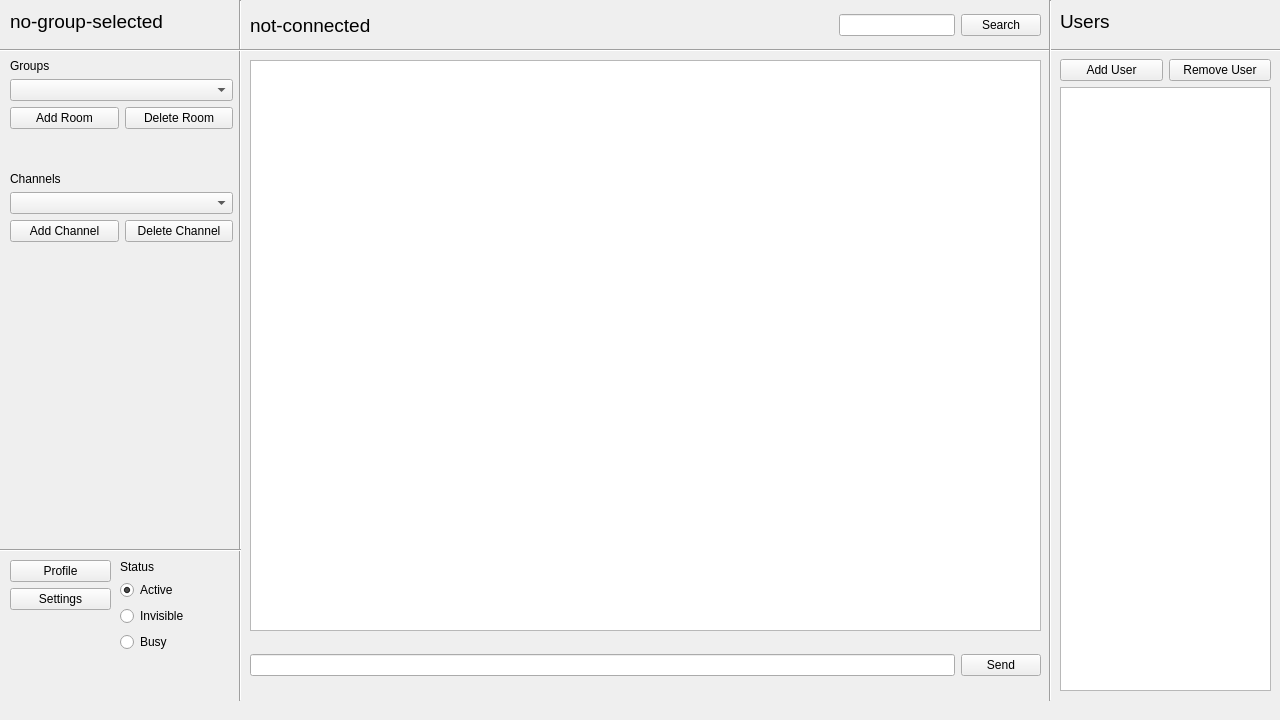
Hannah-Ashna/Messaging-Application, file Project Implementation/Messaging App Codebase/forms/mainwindow.ui: the form before one commit.
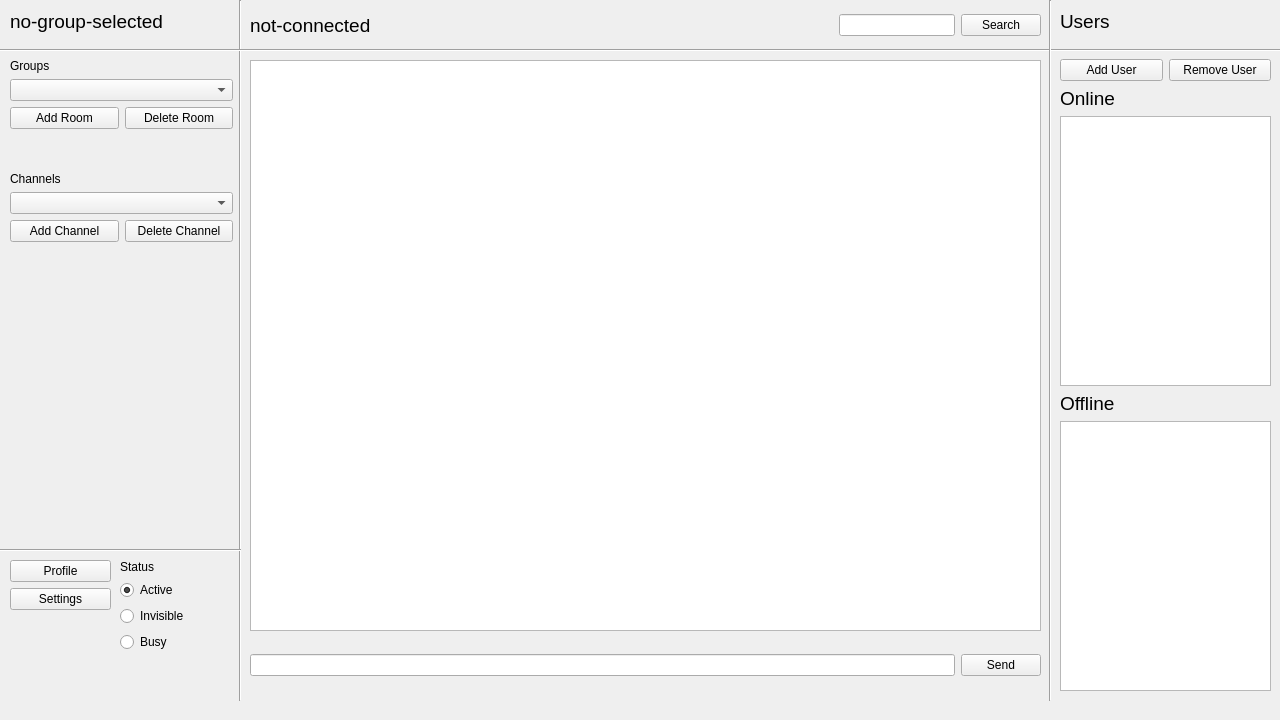
The form after the commit. The open tabs and pages were chosen to show the change.

The edit to the form file:
```diff
--- a/Project Implementation/Messaging App Codebase/forms/mainwindow.ui
+++ b/Project Implementation/Messaging App Codebase/forms/mainwindow.ui
@@ -636,7 +636,19 @@
         </layout>
        </item>
        <item>
-        <widget class="QListWidget" name="userList">
+        <widget class="QLabel" name="usersLabel_2">
+         <property name="font">
+          <font>
+           <pointsize>14</pointsize>
+          </font>
+         </property>
+         <property name="text">
+          <string>Online</string>
+         </property>
+        </widget>
+       </item>
+       <item>
+        <widget class="QListWidget" name="onlineUserList">
          <property name="enabled">
           <bool>true</bool>
          </property>
@@ -647,6 +659,21 @@
          </property>
         </widget>
        </item>
+       <item>
+        <widget class="QLabel" name="usersLabel_3">
+         <property name="font">
+          <font>
+           <pointsize>14</pointsize>
+          </font>
+         </property>
+         <property name="text">
+          <string>Offline</string>
+         </property>
+        </widget>
+       </item>
+       <item>
+        <widget class="QListView" name="offlineUserList"/>
+       </item>
       </layout>
      </widget>
      <widget class="Line" name="line_4">
```
Left out of the diff: 6 changed lines with no effect on the pictures.
